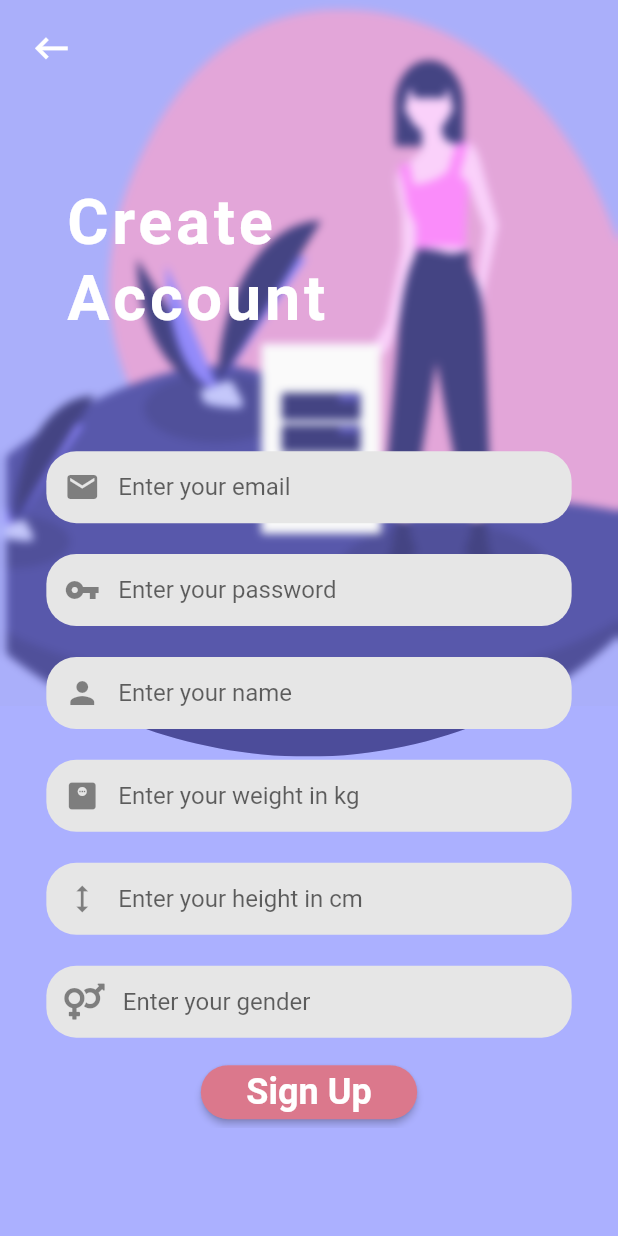
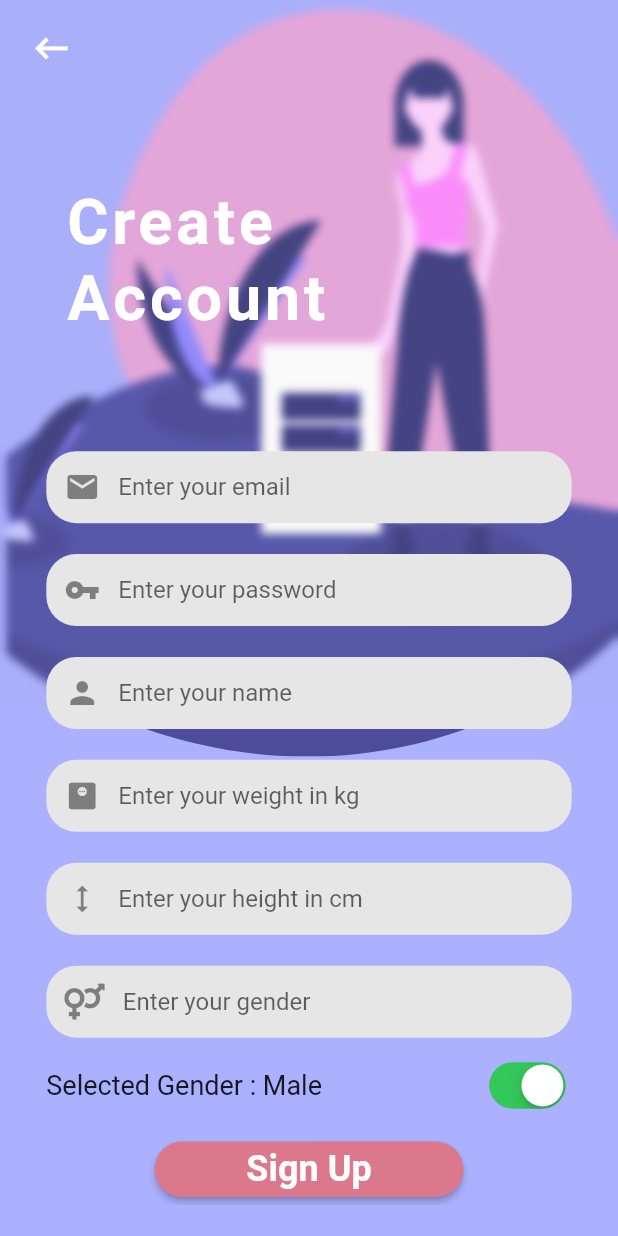
Before and after one commit to SumayaSiddique/Care_4_U_project, a Flutter app: the SignUpScreen screen opened by its route, on a phone screen of 412 x 824 dp. Run offline on Flutter 3.47's test engine with Material 2 defaults, Android fonts, the phone set to English and light mode, and no system bars; our stand-ins replace carousel_slider, cloud_firestore, firebase_auth, firebase_core, flutter_svg, font_awesome_flutter and 9 more; accounts and stored records are empty; network calls fail; Roboto replaces fonts that are missing (SF Pro Rounded); project files that could hold a hidden picture were left out.

Commit message:
sign up model added

```diff
--- /dev/null
+++ b/care_4_u_project/lib/Datamodel/User/Usermodel.dart
@@ -0,0 +1,14 @@
+class Usermodel {
+  final String email, password, fullName;
+  final double weight, height;
+  final bool isMale;
+
+  Usermodel({
+    required this.fullName,
+    required this.email,
+    required this.password,
+    required this.height,
+    required this.isMale,
+    required this.weight,
+  });
+}
--- a/care_4_u_project/lib/Screens/Welcome/SignUpScreen.dart
+++ b/care_4_u_project/lib/Screens/Welcome/SignUpScreen.dart
@@ -1,6 +1,8 @@
 import 'dart:ui';
+import 'package:care_4_u_project/Datamodel/User/Usermodel.dart';
 import 'package:care_4_u_project/Services/FirebaseAuth/auth_service.dart';
 import 'package:care_4_u_project/Services/FirestoreManager/UserSignUp/UserSignUp.dart';
+import 'package:flutter/cupertino.dart';
 import 'package:flutter/material.dart';
 import 'package:flutter_svg/svg.dart';
 import 'package:font_awesome_flutter/font_awesome_flutter.dart';
@@ -17,6 +19,7 @@ class _SignUpScreenState extends State<SignUpScreen> {
   final _formKey = GlobalKey<FormState>();
   String email = "", password = "", name = "", gender = "";
   double height = 0, weight = 0;
+  bool isMale = true;
   @override
   Widget build(BuildContext context) {
     final size = MediaQuery.of(context).size;
@@ -398,13 +401,42 @@ class _SignUpScreenState extends State<SignUpScreen> {
                         },
                       ),
                     ),
+                    Padding(
+                      padding: EdgeInsets.only(
+                        right: size.width * 0.075,
+                        left: size.width * 0.075,
+                        bottom: size.height * 0.015,
+                      ),
+                      child: Row(
+                        mainAxisAlignment: MainAxisAlignment.spaceBetween,
+                        children: [
+                          Text(
+                            "Selected Gender : ${isMale ? "Male" : "Female"}",
+                            style: TextStyle(
+                              fontSize: 18,
+                              fontWeight: FontWeight.w400,
+                              // color: isMale ? Colors.blue : Colors.pinkAccent,
+                            ),
+                          ),
+                          CupertinoSwitch(
+                            value: isMale,
+                            onChanged: (value) {
+                              setState(() {
+                                isMale = value;
+                              });
+                            },
+                          ),
+                          // Text("Female"),
+                        ],
+                      ),
+                    ),
                     Align(
                       alignment: Alignment.bottomCenter,
                       child: ElevatedButton(
                         style: ElevatedButton.styleFrom(
                           primary: Color.fromRGBO(219, 120, 140, 1.0),
                           fixedSize:
-                              Size(size.width * 0.35, size.height * 0.035),
+                              Size(size.width * 0.5, size.height * 0.045),
                           shape: RoundedRectangleBorder(
                             side: BorderSide(
                               style: BorderStyle.solid,
@@ -427,8 +459,14 @@ class _SignUpScreenState extends State<SignUpScreen> {
                               email.trim(),
                               password.trim(),
                             );
-                            await UserSignUp()
-                                .addUserData(name, weight, height, gender);
+                            final newUser = Usermodel(
+                                fullName: name,
+                                email: email,
+                                password: password,
+                                height: height,
+                                isMale: isMale,
+                                weight: weight);
+                            await UserSignUp().addUserData(newUser);
                             Navigator.pop(context);
                           }
                           // Navigator.pushNamed(context, 'login');
```
Also changed, not shown: care_4_u_project/lib/Services/FirestoreManager/UserSignUp/UserSignUp.dart (+6 -5 lines).
